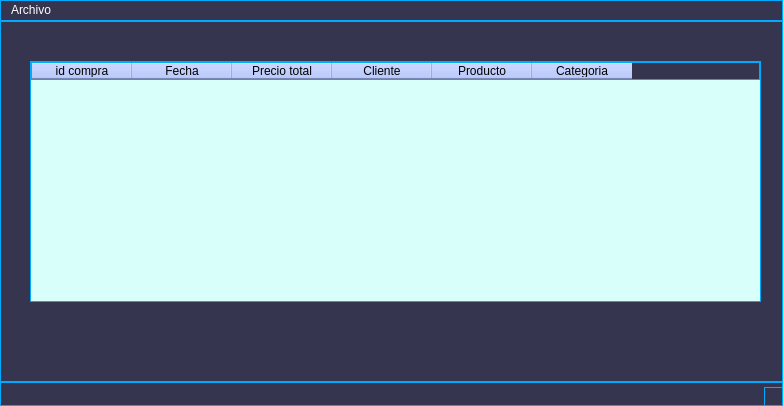
Above: views/compras.ui from joanmera/Gameverse_Interface before the change. Below: the same form after it.
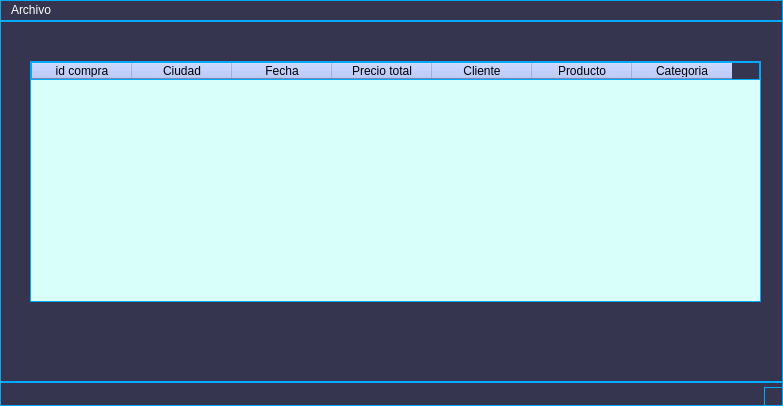
That is the form after the change.

Diff of the .ui file:
```diff
--- a/views/compras.ui
+++ b/views/compras.ui
@@ -54,6 +54,11 @@
       <string>id compra</string>
      </property>
     </column>
+    <column>
+     <property name="text">
+      <string>Ciudad</string>
+     </property>
+    </column>
     <column>
      <property name="text">
       <string>Fecha</string>
```
